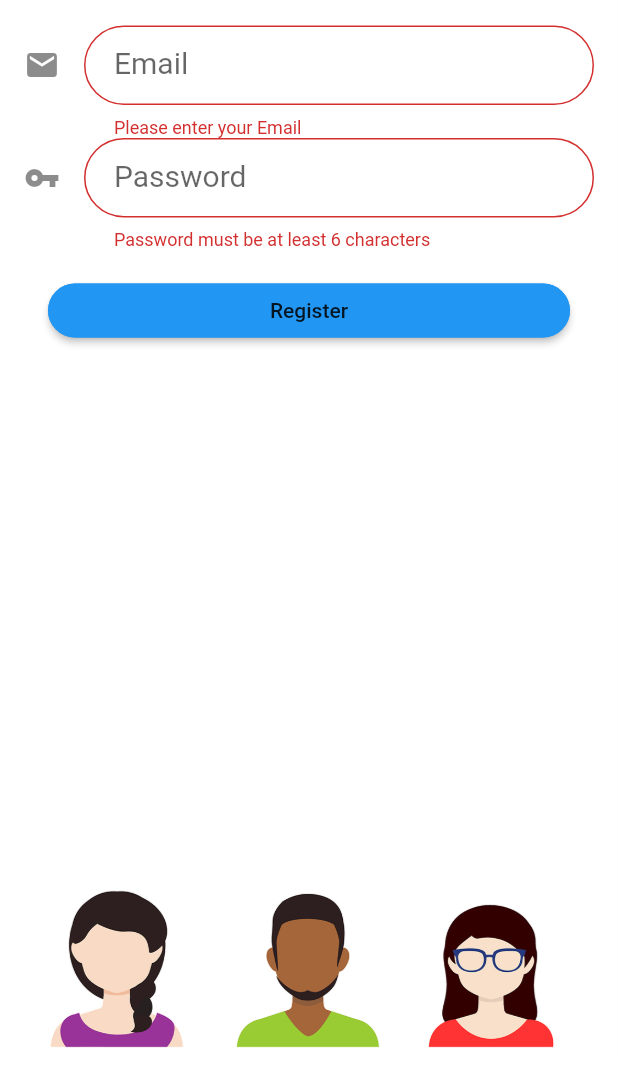
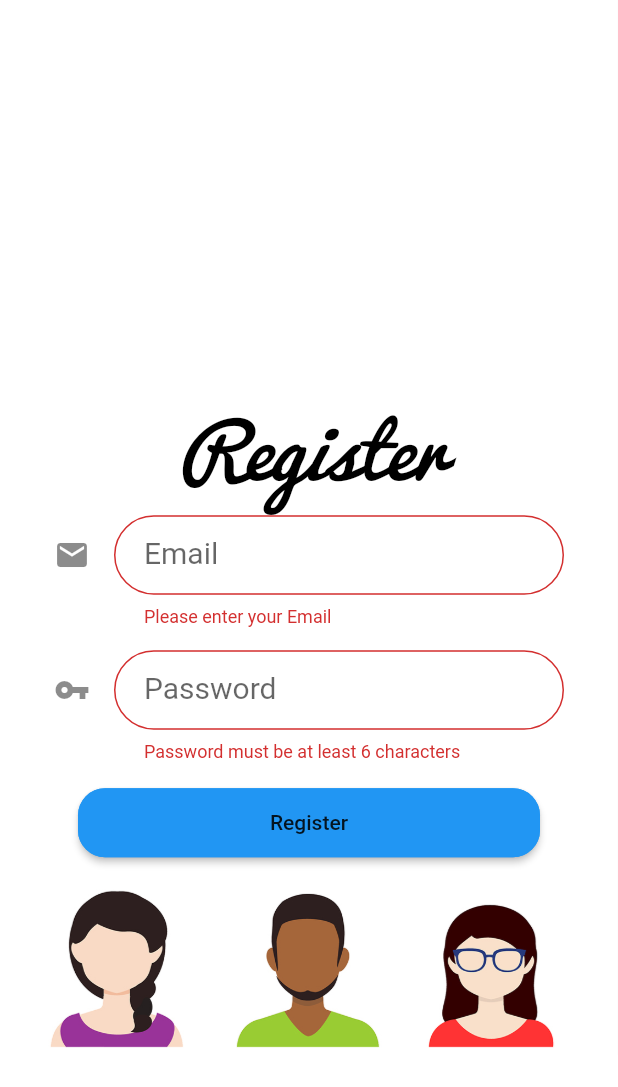
Before and after one commit to Manuel-Seyram/project_work, a Flutter app: the LogIn screen opened directly, after a tap on "Register", on a phone screen of 412 x 824 dp. Shown: the top 1087 px of the screen. Run offline on Flutter 3.47's test engine with Material 2 defaults, Android fonts, the phone set to English and light mode, and no system bars; our stand-ins replace firebase_auth, flutter_rating_bar, flutter_snake_navigationbar, video_player; missing offline and left inert: dart:ffi, flutter_sound; accounts and stored records are empty.

Commit message:
Update SignUp.dart

```diff
--- a/lib/SignUp.dart
+++ b/lib/SignUp.dart
@@ -1,4 +1,5 @@
 import 'package:flutter/material.dart';
+import 'package:project_work/extra%20pages/screen/welcome.dart';
 import 'LogIn.dart';
 import 'package:firebase_auth/firebase_auth.dart';
 import 'models.dart';
@@ -21,17 +22,10 @@ class _LogInState extends State<LogIn> {
     return Scaffold(
         body: new Stack(
       children: <Widget>[
-        Row(
+        Column(
           children: <Widget>[
             Padding(
-              padding: EdgeInsets.only(left: 130.0),
-              child: Text("Register",
-                  style: TextStyle(
-                      color: Colors.black,
-                      fontStyle: FontStyle.italic,
-                      fontFamily: 'Pacifico',
-                      fontSize: 50.0),
-                  textAlign: TextAlign.center),
+              padding: EdgeInsets.only(left: 10.0),
             )
           ],
         ),
@@ -43,14 +37,29 @@ class _LogInState extends State<LogIn> {
                     fit: BoxFit.cover,
                   ),
                 ),
-                padding: const EdgeInsets.symmetric(
-                    vertical: 17.0, horizontal: 16.0),
+                alignment: Alignment.center,
+                padding: const EdgeInsets.all(36.0),
                 child: Builder(
                     builder: (context) => Form(
                         key: _formKey,
                         child: Column(
+
                             crossAxisAlignment: CrossAxisAlignment.stretch,
+                            mainAxisAlignment: MainAxisAlignment.center,
+
                             children: [
+                              SizedBox(height: 15.0),
+
+                              Text(
+                        "Register",
+                        style: TextStyle(
+                            color: Colors.black,
+                            fontStyle: FontStyle.italic,
+                            fontFamily: 'Pacifico',
+                            fontSize: 50.0),
+                            textAlign: TextAlign.center,
+                              ),
+
                               TextFormField(
                                 obscureText: false,
                                 style: style,
@@ -72,6 +81,9 @@ class _LogInState extends State<LogIn> {
                                 onSaved: (val) =>
                                     setState(() => _user.email = val),
                               ),
+
+                              SizedBox(height: 15.0),
+
                               TextFormField(
                                   obscureText: true,
                                   style: style,
@@ -96,13 +108,14 @@ class _LogInState extends State<LogIn> {
                                   padding: const EdgeInsets.symmetric(
                                       vertical: 16.0, horizontal: 16.0),
                                   child: RaisedButton(
+                                 padding: EdgeInsets.fromLTRB(20.0, 15.0, 20.0, 15.0),
                                       shape: RoundedRectangleBorder(
                                         borderRadius:
                                             new BorderRadius.circular(18.0),
                                         side: BorderSide(color: Colors.blue),
                                       ),
                                       color: Colors.blue,
-                                      onPressed: signin,
+                                      onPressed: signup,
                                       child: Text('Register'))),
                             ])))))
       ],
@@ -114,7 +127,7 @@ class _LogInState extends State<LogIn> {
         .showSnackBar(SnackBar(content: Text('Registered Succesfully')));
   }
 
-  void signin() async {
+       void signup()async {
     if (_formKey.currentState.validate()) {
       _formKey.currentState.save();
 
@@ -123,9 +136,8 @@ class _LogInState extends State<LogIn> {
             .createUserWithEmailAndPassword(
                 email: _user.email, password: _user.password)) as FirebaseUser;
         user.sendEmailVerification();
-        _showDialog(context);
         Navigator.pushReplacement(
-            context, MaterialPageRoute(builder: (context) => SignUp()));
+            context, MaterialPageRoute(builder: (context)=> SignUp()));
       } catch (e) {
         print(e.messgae);
       }
```
